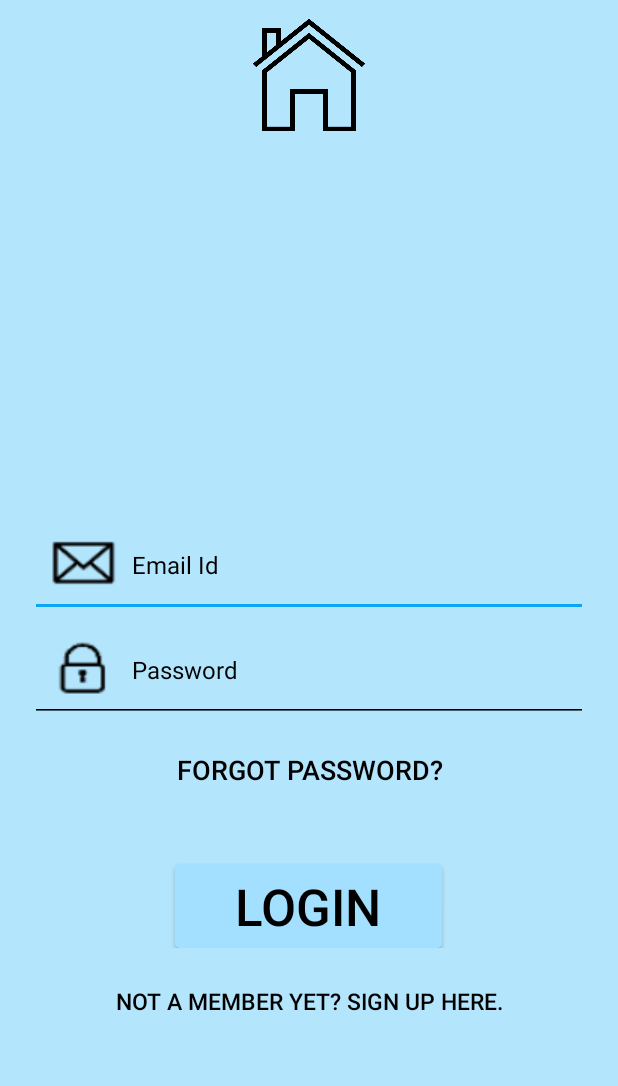
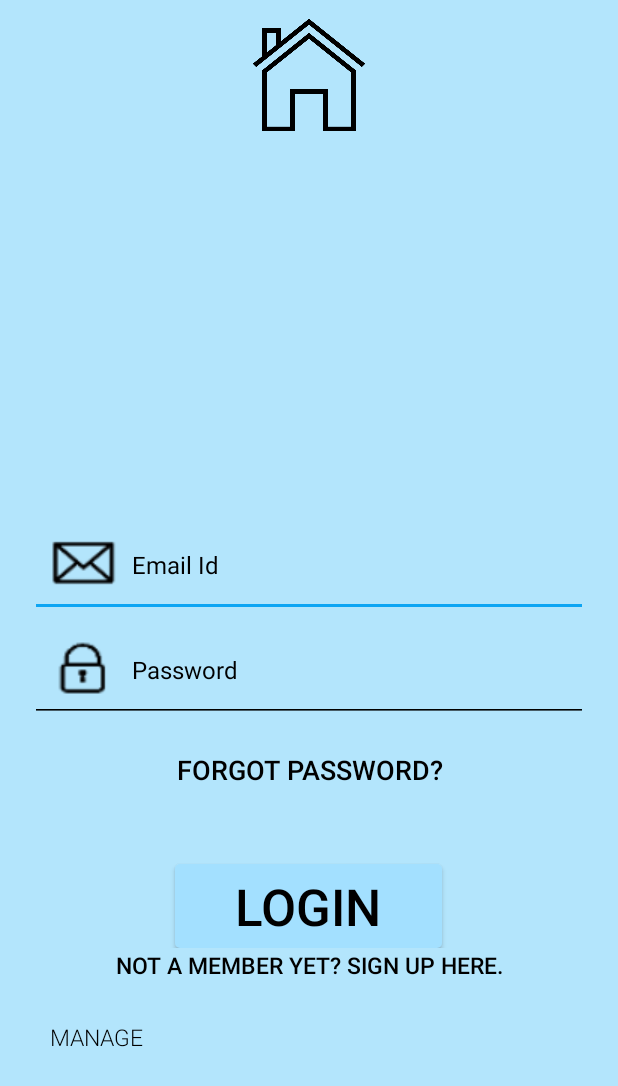
Before and after one commit to rbenwallace/comp-3004-group-project, an Android app: the screen it shows after launch (LS_Main), on a phone screen of 412 x 824 dp. Shown: the top 1086 px of the screen. Run offline under Robolectric (Android 15) with nearby library versions, the phone set to English and light mode, and no system bars.

Commit message:
updated xmls

```diff
--- a/Android/ourHouse/app/src/main/res/layout/fragment_login.xml
+++ b/Android/ourHouse/app/src/main/res/layout/fragment_login.xml
@@ -127,6 +127,19 @@
                 android:fontFamily="sans-serif-light"
                 android:textSize="15sp" />
 
+            <Button
+                android:id="@+id/manageButton"
+                android:layout_width="wrap_content"
+                android:layout_height="wrap_content"
+                android:layout_below="@+id/createAccount"
+                android:background="@android:color/transparent"
+                android:clickable="true"
+                android:fontFamily="sans-serif-light"
+                android:gravity="center"
+                android:text="Manage"
+                android:textColor="@color/black"
+                android:textSize="15sp" />
+
         </RelativeLayout>
 
     </ScrollView>
```
